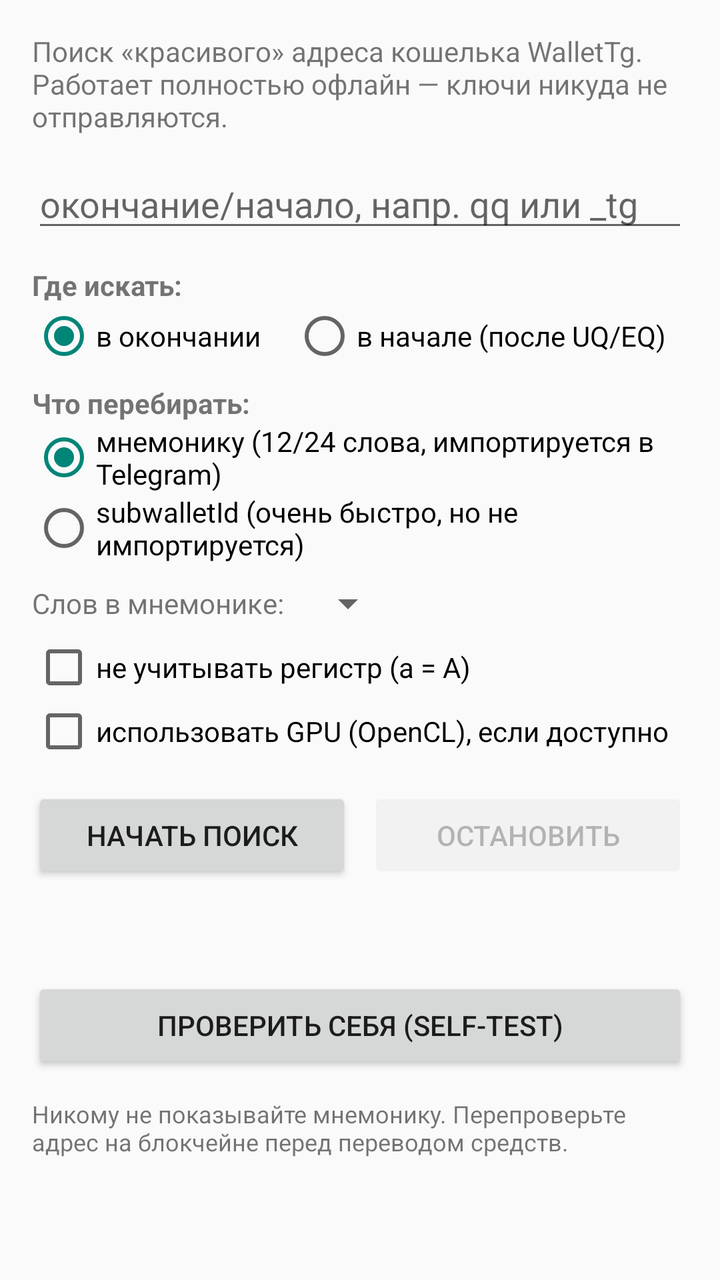
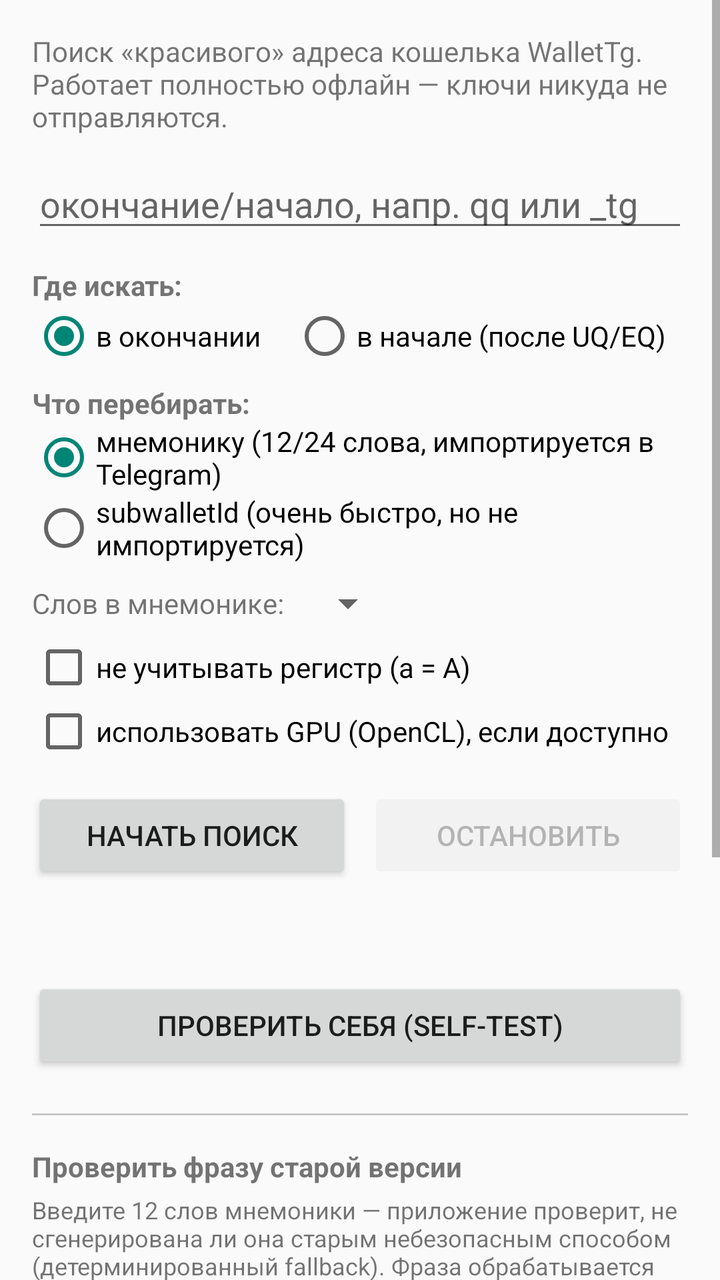

The first picture is an Android layout as it rendered before a commit; the second is the same layout after the commit. The layout source and the unified diff follow.
<!-- AndroidManifest.xml: application theme android:Theme.Material.Light.DarkActionBar -->
<!-- res/layout/activity_main.xml -->
<?xml version="1.0" encoding="utf-8"?>
<ScrollView xmlns:android="http://schemas.android.com/apk/res/android"
    android:layout_width="match_parent"
    android:layout_height="match_parent"
    android:fillViewport="true">

    <LinearLayout
        android:layout_width="match_parent"
        android:layout_height="wrap_content"
        android:orientation="vertical"
        android:padding="16dp">

        <TextView
            android:layout_width="match_parent"
            android:layout_height="wrap_content"
            android:text="@string/hint_intro"
            android:textSize="14sp" />

        <EditText
            android:id="@+id/pattern"
            android:layout_width="match_parent"
            android:layout_height="wrap_content"
            android:layout_marginTop="12dp"
            android:hint="@string/hint_pattern"
            android:inputType="textNoSuggestions"
            android:maxLength="48"
            android:singleLine="true" />

        <TextView
            android:layout_width="match_parent"
            android:layout_height="wrap_content"
            android:layout_marginTop="12dp"
            android:text="@string/label_where"
            android:textStyle="bold" />

        <RadioGroup
            android:id="@+id/place"
            android:layout_width="match_parent"
            android:layout_height="wrap_content"
            android:orientation="horizontal">

            <RadioButton
                android:id="@+id/placeEnd"
                android:layout_width="wrap_content"
                android:layout_height="wrap_content"
                android:checked="true"
                android:text="@string/place_end" />

            <RadioButton
                android:id="@+id/placeStart"
                android:layout_width="wrap_content"
                android:layout_height="wrap_content"
                android:layout_marginStart="16dp"
                android:text="@string/place_start" />
        </RadioGroup>

        <TextView
            android:layout_width="match_parent"
            android:layout_height="wrap_content"
            android:layout_marginTop="8dp"
            android:text="@string/label_mode"
            android:textStyle="bold" />

        <RadioGroup
            android:id="@+id/mode"
            android:layout_width="match_parent"
            android:layout_height="wrap_content"
            android:orientation="vertical">

            <RadioButton
                android:id="@+id/modePhrase"
                android:layout_width="match_parent"
                android:layout_height="wrap_content"
                android:checked="true"
                android:text="@string/mode_phrase" />

            <RadioButton
                android:id="@+id/modeSub"
                android:layout_width="match_parent"
                android:layout_height="wrap_content"
                android:text="@string/mode_sub" />
        </RadioGroup>

        <LinearLayout
            android:layout_width="match_parent"
            android:layout_height="wrap_content"
            android:layout_marginTop="8dp"
            android:gravity="center_vertical"
            android:orientation="horizontal">

            <TextView
                android:layout_width="wrap_content"
                android:layout_height="wrap_content"
                android:text="@string/label_words" />

            <Spinner
                android:id="@+id/words"
                android:layout_width="wrap_content"
                android:layout_height="wrap_content"
                android:layout_marginStart="8dp" />
        </LinearLayout>

        <CheckBox
            android:id="@+id/ci"
            android:layout_width="match_parent"
            android:layout_height="wrap_content"
            android:layout_marginTop="4dp"
            android:text="@string/opt_ci" />

        <CheckBox
            android:id="@+id/gpu"
            android:layout_width="match_parent"
            android:layout_height="wrap_content"
            android:text="@string/opt_gpu" />

        <LinearLayout
            android:layout_width="match_parent"
            android:layout_height="wrap_content"
            android:layout_marginTop="12dp"
            android:orientation="horizontal">

            <Button
                android:id="@+id/start"
                android:layout_width="0dp"
                android:layout_height="wrap_content"
                android:layout_weight="1"
                android:text="@string/btn_start" />

            <Button
                android:id="@+id/stop"
                android:layout_width="0dp"
                android:layout_height="wrap_content"
                android:layout_marginStart="8dp"
                android:layout_weight="1"
                android:enabled="false"
                android:text="@string/btn_stop" />
        </LinearLayout>

        <TextView
            android:id="@+id/progress"
            android:layout_width="match_parent"
            android:layout_height="wrap_content"
            android:layout_marginTop="12dp"
            android:fontFamily="monospace"
            android:text=""
            android:textSize="14sp" />

        <LinearLayout
            android:id="@+id/resultCard"
            android:layout_width="match_parent"
            android:layout_height="wrap_content"
            android:layout_marginTop="12dp"
            android:background="#11000000"
            android:orientation="vertical"
            android:padding="12dp"
            android:visibility="gone">

            <TextView
                android:id="@+id/resultTitle"
                android:layout_width="match_parent"
                android:layout_height="wrap_content"
                android:text="@string/result_title"
                android:textStyle="bold" />

            <TextView
                android:id="@+id/resultBody"
                android:layout_width="match_parent"
                android:layout_height="wrap_content"
                android:layout_marginTop="8dp"
                android:fontFamily="monospace"
                android:textIsSelectable="true"
                android:textSize="13sp" />

            <LinearLayout
                android:layout_width="match_parent"
                android:layout_height="wrap_content"
                android:layout_marginTop="8dp"
                android:orientation="horizontal">

                <Button
                    android:id="@+id/copyAddr"
                    android:layout_width="0dp"
                    android:layout_height="wrap_content"
                    android:layout_weight="1"
                    android:text="@string/copy_addr" />

                <Button
                    android:id="@+id/copyPhrase"
                    android:layout_width="0dp"
                    android:layout_height="wrap_content"
                    android:layout_marginStart="8dp"
                    android:layout_weight="1"
                    android:text="@string/copy_phrase" />
            </LinearLayout>
        </LinearLayout>

        <Button
            android:id="@+id/selftest"
            android:layout_width="match_parent"
            android:layout_height="wrap_content"
            android:layout_marginTop="16dp"
            android:text="@string/btn_selftest" />

        <TextView
            android:layout_width="match_parent"
            android:layout_height="wrap_content"
            android:layout_marginTop="12dp"
            android:text="@string/hint_safety"
            android:textSize="12sp" />
    </LinearLayout>
</ScrollView>
<!-- resources referenced by this layout -->
<resources>
  <string name="btn_selftest">Проверить себя (self-test)</string>
  <string name="btn_start">Начать поиск</string>
  <string name="btn_stop">Остановить</string>
  <string name="copy_addr">Копировать адрес</string>
  <string name="copy_phrase">Копировать фразу</string>
  <string name="hint_intro">Поиск «красивого» адреса кошелька WalletTg. Работает полностью офлайн — ключи никуда не отправляются.</string>
  <string name="hint_pattern">окончание/начало, напр. qq или _tg</string>
  <string name="hint_safety">Никому не показывайте мнемонику. Перепроверьте адрес на блокчейне перед переводом средств.</string>
  <string name="label_mode">Что перебирать:</string>
  <string name="label_where">Где искать:</string>
  <string name="label_words">Слов в мнемонике:</string>
  <string name="mode_phrase">мнемонику (12/24 слова, импортируется в Telegram)</string>
  <string name="mode_sub">subwalletId (очень быстро, но не импортируется)</string>
  <string name="opt_ci">не учитывать регистр (a = A)</string>
  <string name="opt_gpu">использовать GPU (OpenCL), если доступно</string>
  <string name="place_end">в окончании</string>
  <string name="place_start">в начале (после UQ/EQ)</string>
  <string name="result_title">Готово! Адрес найден</string>
</resources>

<!-- the commit's change to res/layout/activity_main.xml (unified diff, before → after) -->
@@ -201,6 +201,145 @@
             android:layout_marginTop="16dp"
             android:text="@string/btn_selftest" />
 
+        
+        <View
+            android:layout_width="match_parent"
+            android:layout_height="1dp"
+            android:layout_marginTop="20dp"
+            android:layout_marginBottom="16dp"
+            android:background="#33000000" />
+
+        <TextView
+            android:layout_width="match_parent"
+            android:layout_height="wrap_content"
+            android:text="@string/check_title"
+            android:textStyle="bold" />
+
+        <TextView
+            android:layout_width="match_parent"
+            android:layout_height="wrap_content"
+            android:layout_marginTop="4dp"
+            android:text="@string/check_hint"
+            android:textSize="12sp" />
+
+        <EditText
+            android:id="@+id/checkPhrase"
+            android:layout_width="match_parent"
+            android:layout_height="wrap_content"
+            android:layout_marginTop="8dp"
+            android:hint="@string/check_phrase_hint"
+            android:importantForAutofill="no"
+            android:inputType="textNoSuggestions|textVisiblePassword"
+            android:maxLength="256"
+            android:maxLines="3"
+            android:privateImeOptions="nm"
+            android:saveEnabled="false" />
+
+        <LinearLayout
+            android:layout_width="match_parent"
+            android:layout_height="wrap_content"
+            android:layout_marginTop="8dp"
+            android:gravity="center_vertical"
+            android:orientation="horizontal">
+
+            <TextView
+                android:layout_width="wrap_content"
+                android:layout_height="wrap_content"
+                android:text="@string/label_limit" />
+
+            <EditText
+                android:id="@+id/checkLimit"
+                android:layout_width="120dp"
+                android:layout_height="wrap_content"
+                android:layout_marginStart="8dp"
+                android:importantForAutofill="no"
+                android:inputType="number"
+                android:maxLength="12"
+                android:saveEnabled="false"
+                android:text="100000" />
+        </LinearLayout>
+
+        <Button
+            android:id="@+id/checkRun"
+            android:layout_width="match_parent"
+            android:layout_height="wrap_content"
+            android:layout_marginTop="8dp"
+            android:text="@string/btn_check" />
+
+        <TextView
+            android:id="@+id/checkResult"
+            android:layout_width="match_parent"
+            android:layout_height="wrap_content"
+            android:layout_marginTop="8dp"
+            android:fontFamily="monospace"
+            android:text=""
+            android:textIsSelectable="true"
+            android:textSize="13sp" />
+
+        <CheckBox
+            android:id="@+id/devMode"
+            android:layout_width="match_parent"
+            android:layout_height="wrap_content"
+            android:layout_marginTop="16dp"
+            android:text="@string/opt_dev" />
+
+        <LinearLayout
+            android:id="@+id/devPanel"
+            android:layout_width="match_parent"
+            android:layout_height="wrap_content"
+            android:background="#22FF0000"
+            android:orientation="vertical"
+            android:padding="12dp"
+            android:visibility="gone">
+
+            <TextView
+                android:layout_width="match_parent"
+                android:layout_height="wrap_content"
+                android:text="@string/dev_warning"
+                android:textColor="#CC0000"
+                android:textStyle="bold" />
+
+            <LinearLayout
+                android:layout_width="match_parent"
+                android:layout_height="wrap_content"
+                android:layout_marginTop="8dp"
+                android:gravity="center_vertical"
+                android:orientation="horizontal">
+
+                <TextView
+                    android:layout_width="wrap_content"
+                    android:layout_height="wrap_content"
+                    android:text="@string/label_index" />
+
+                <EditText
+                    android:id="@+id/demoIndex"
+                    android:layout_width="120dp"
+                    android:layout_height="wrap_content"
+                    android:layout_marginStart="8dp"
+                    android:importantForAutofill="no"
+                    android:inputType="number"
+                    android:maxLength="12"
+                    android:saveEnabled="false"
+                    android:text="0" />
+            </LinearLayout>
+
+            <Button
+                android:id="@+id/demoRun"
+                android:layout_width="match_parent"
+                android:layout_height="wrap_content"
+                android:layout_marginTop="8dp"
+                android:text="@string/btn_demo" />
+
+            <TextView
+                android:id="@+id/demoResult"
+                android:layout_width="match_parent"
+                android:layout_height="wrap_content"
+                android:layout_marginTop="8dp"
+                android:fontFamily="monospace"
+                android:textIsSelectable="true"
+                android:textSize="13sp" />
+        </LinearLayout>
+
         <TextView
             android:layout_width="match_parent"
             android:layout_height="wrap_content"
<!-- resource entries referenced after the edit -->
@@ -1,19 +1,28 @@
 <!-- resources referenced by this layout -->
 <resources>
+  <string name="btn_check">Проверить фразу</string>
+  <string name="btn_demo">Показать демо-фразу</string>
   <string name="btn_selftest">Проверить себя (self-test)</string>
   <string name="btn_start">Начать поиск</string>
   <string name="btn_stop">Остановить</string>
+  <string name="check_hint">Введите 12 слов мнемоники — приложение проверит, не сгенерирована ли она старым небезопасным способом (детерминированный fallback). Фраза обрабатывается только на устройстве, никуда не отправляется и не сохраняется.</string>
+  <string name="check_phrase_hint">12 слов через пробел</string>
+  <string name="check_title">Проверить фразу старой версии</string>
   <string name="copy_addr">Копировать адрес</string>
   <string name="copy_phrase">Копировать фразу</string>
+  <string name="dev_warning">Демо старого дефекта. Эти фразы предсказуемы — НИКОГДА не переводите на них средства.</string>
   <string name="hint_intro">Поиск «красивого» адреса кошелька WalletTg. Работает полностью офлайн — ключи никуда не отправляются.</string>
   <string name="hint_pattern">окончание/начало, напр. qq или _tg</string>
   <string name="hint_safety">Никому не показывайте мнемонику. Перепроверьте адрес на блокчейне перед переводом средств.</string>
+  <string name="label_index">Индекс (фраза №):</string>
+  <string name="label_limit">Лимит проверки:</string>
   <string name="label_mode">Что перебирать:</string>
   <string name="label_where">Где искать:</string>
   <string name="label_words">Слов в мнемонике:</string>
   <string name="mode_phrase">мнемонику (12/24 слова, импортируется в Telegram)</string>
   <string name="mode_sub">subwalletId (очень быстро, но не импортируется)</string>
   <string name="opt_ci">не учитывать регистр (a = A)</string>
+  <string name="opt_dev">Режим разработчика</string>
   <string name="opt_gpu">использовать GPU (OpenCL), если доступно</string>
   <string name="place_end">в окончании</string>
   <string name="place_start">в начале (после UQ/EQ)</string>
